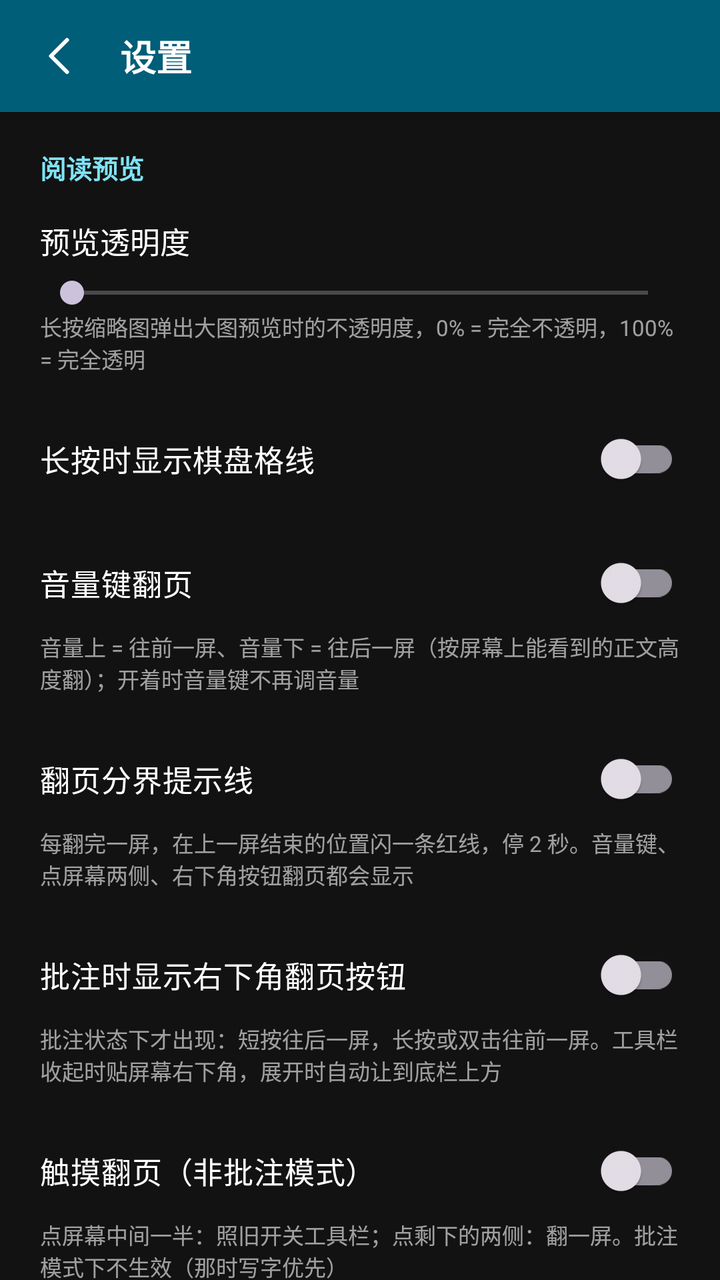
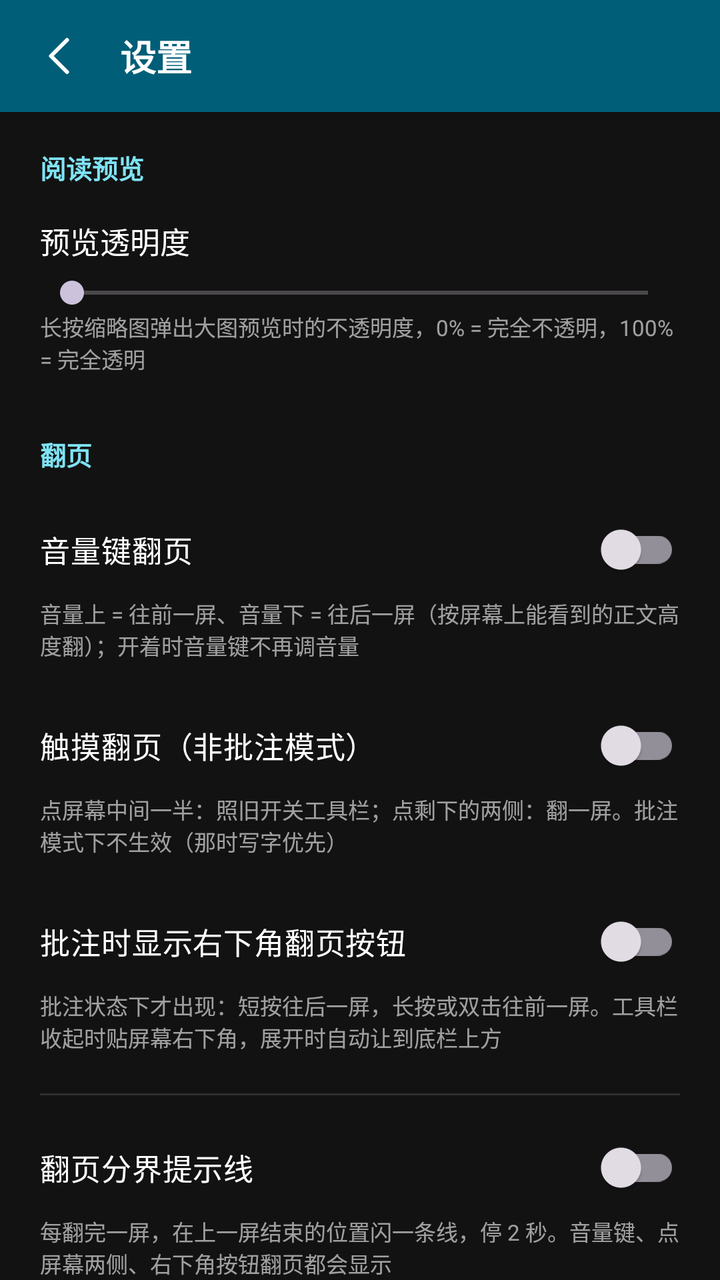

An Android layout rendered at two revisions. The XML below is the earlier revision; the diff shows what the commit changed to produce the second picture.
<!-- AndroidManifest.xml: activity theme Theme.PageHop.Settings -->
<!-- res/layout/activity_settings.xml -->
<?xml version="1.0" encoding="utf-8"?>
<LinearLayout xmlns:android="http://schemas.android.com/apk/res/android"
    android:id="@+id/settingsRoot"
    android:layout_width="match_parent"
    android:layout_height="match_parent"
    android:background="@color/reader_bg"
    android:orientation="vertical">

    <LinearLayout
        android:id="@+id/header"
        android:layout_width="match_parent"
        android:layout_height="56dp"
        android:background="@color/reader_bar"
        android:elevation="6dp"
        android:gravity="center_vertical"
        android:orientation="horizontal"
        android:paddingStart="8dp"
        android:paddingEnd="16dp">

        <ImageButton
            android:id="@+id/btnBack"
            android:layout_width="44dp"
            android:layout_height="44dp"
            android:background="?attr/selectableItemBackgroundBorderless"
            android:contentDescription="@string/back"
            android:scaleType="center"
            android:src="@drawable/ic_back" />

        <TextView
            android:id="@+id/tvTitle"
            android:layout_width="wrap_content"
            android:layout_height="wrap_content"
            android:layout_marginStart="8dp"
            android:text="@string/settings"
            android:textColor="#FFFFFFFF"
            android:textSize="18sp"
            android:textStyle="bold" />
    </LinearLayout>

    <ScrollView
        android:layout_width="match_parent"
        android:layout_height="0dp"
        android:layout_weight="1"
        android:clipToPadding="false"
        android:scrollbars="none">

        <LinearLayout
            android:id="@+id/content"
            android:layout_width="match_parent"
            android:layout_height="wrap_content"
            android:orientation="vertical"
            android:paddingStart="20dp"
            android:paddingTop="18dp"
            android:paddingEnd="20dp"
            android:paddingBottom="40dp">

            <TextView
                android:layout_width="wrap_content"
                android:layout_height="wrap_content"
                android:text="阅读预览"
                android:textColor="#FF7FE3F5"
                android:textSize="13sp"
                android:textStyle="bold" />

            <TextView
                android:id="@+id/tvAlpha"
                android:layout_width="match_parent"
                android:layout_height="wrap_content"
                android:layout_marginTop="16dp"
                android:text="预览透明度"
                android:textColor="#FFFFFFFF"
                android:textSize="15sp" />

            <SeekBar
                android:id="@+id/sbAlpha"
                android:layout_width="match_parent"
                android:layout_height="wrap_content"
                android:layout_marginTop="6dp" />

            <TextView
                android:layout_width="match_parent"
                android:layout_height="wrap_content"
                android:text="长按缩略图弹出大图预览时的不透明度，0% = 完全不透明，100% = 完全透明"
                android:textColor="#99FFFFFF"
                android:textSize="11sp" />

            <androidx.appcompat.widget.SwitchCompat
                android:id="@+id/swGrid"
                android:layout_width="match_parent"
                android:layout_height="wrap_content"
                android:layout_marginTop="18dp"
                android:paddingTop="6dp"
                android:paddingBottom="6dp"
                android:text="长按时显示棋盘格线"
                android:textColor="#FFFFFFFF"
                android:textSize="15sp" />

            <androidx.appcompat.widget.SwitchCompat
                android:id="@+id/swVolume"
                android:layout_width="match_parent"
                android:layout_height="wrap_content"
                android:layout_marginTop="14dp"
                android:paddingTop="6dp"
                android:paddingBottom="6dp"
                android:text="音量键翻页"
                android:textColor="#FFFFFFFF"
                android:textSize="15sp" />

            <TextView
                android:layout_width="match_parent"
                android:layout_height="wrap_content"
                android:text="音量上 = 往前一屏、音量下 = 往后一屏（按屏幕上能看到的正文高度翻）；开着时音量键不再调音量"
                android:textColor="#99FFFFFF"
                android:textSize="11sp" />

            
            <LinearLayout
                android:id="@+id/boxOverlap"
                android:layout_width="match_parent"
                android:layout_height="wrap_content"
                android:orientation="vertical"
                android:visibility="gone">

                <TextView
                    android:id="@+id/tvOverlap"
                    android:layout_width="match_parent"
                    android:layout_height="wrap_content"
                    android:layout_marginTop="12dp"
                    android:text="翻屏重叠：10%"
                    android:textColor="#FFFFFFFF"
                    android:textSize="15sp" />

                <SeekBar
                    android:id="@+id/sbOverlap"
                    android:layout_width="match_parent"
                    android:layout_height="wrap_content"
                    android:layout_marginTop="6dp" />

                <TextView
                    android:layout_width="match_parent"
                    android:layout_height="wrap_content"
                    android:text="翻一屏时上一屏保留多少在顶上，接着读不丢上下文。10% 大约两三行字，0% 正好紧接着翻"
                    android:textColor="#99FFFFFF"
                    android:textSize="11sp" />
            </LinearLayout>

            <androidx.appcompat.widget.SwitchCompat
                android:id="@+id/swFlipHint"
                android:layout_width="match_parent"
                android:layout_height="wrap_content"
                android:layout_marginTop="18dp"
                android:paddingTop="6dp"
                android:paddingBottom="6dp"
                android:text="翻页分界提示线"
                android:textColor="#FFFFFFFF"
                android:textSize="15sp" />

            <TextView
                android:layout_width="match_parent"
                android:layout_height="wrap_content"
                android:text="每翻完一屏，在上一屏结束的位置闪一条红线，停 2 秒。音量键、点屏幕两侧、右下角按钮翻页都会显示"
                android:textColor="#99FFFFFF"
                android:textSize="11sp" />

            <androidx.appcompat.widget.SwitchCompat
                android:id="@+id/swCorner"
                android:layout_width="match_parent"
                android:layout_height="wrap_content"
                android:layout_marginTop="18dp"
                android:paddingTop="6dp"
                android:paddingBottom="6dp"
                android:text="批注时显示右下角翻页按钮"
                android:textColor="#FFFFFFFF"
                android:textSize="15sp" />

            <TextView
                android:layout_width="match_parent"
                android:layout_height="wrap_content"
                android:text="批注状态下才出现：短按往后一屏，长按或双击往前一屏。工具栏收起时贴屏幕右下角，展开时自动让到底栏上方"
                android:textColor="#99FFFFFF"
                android:textSize="11sp" />

            <androidx.appcompat.widget.SwitchCompat
                android:id="@+id/swTapPaging"
                android:layout_width="match_parent"
                android:layout_height="wrap_content"
                android:layout_marginTop="18dp"
                android:paddingTop="6dp"
                android:paddingBottom="6dp"
                android:text="触摸翻页（非批注模式）"
                android:textColor="#FFFFFFFF"
                android:textSize="15sp" />

            <TextView
                android:layout_width="match_parent"
                android:layout_height="wrap_content"
                android:text="点屏幕中间一半：照旧开关工具栏；点剩下的两侧：翻一屏。批注模式下不生效（那时写字优先）"
                android:textColor="#99FFFFFF"
                android:textSize="11sp" />

            <androidx.appcompat.widget.SwitchCompat
                android:id="@+id/swTapHorizontal"
                android:layout_width="match_parent"
                android:layout_height="wrap_content"
                android:layout_marginStart="14dp"
                android:layout_marginTop="6dp"
                android:paddingTop="6dp"
                android:paddingBottom="6dp"
                android:text="左右翻页（关 = 上下翻页）"
                android:textColor="#FFFFFFFF"
                android:textSize="15sp"
                android:visibility="gone" />

            <TextView
                android:id="@+id/tvTapHorizontalHint"
                android:layout_width="match_parent"
                android:layout_height="wrap_content"
                android:layout_marginStart="14dp"
                android:text="开：点左边往前、点右边往后；关：点上边往前、点下边往后"
                android:textColor="#99FFFFFF"
                android:textSize="11sp"
                android:visibility="gone" />

            <TextView
                android:layout_width="wrap_content"
                android:layout_height="wrap_content"
                android:layout_marginTop="26dp"
                android:text="棋盘格线颜色"
                android:textColor="#FF7FE3F5"
                android:textSize="13sp"
                android:textStyle="bold" />

            <TextView
                android:layout_width="match_parent"
                android:layout_height="wrap_content"
                android:layout_marginTop="4dp"
                android:text="长按缩略图时，每个格子四周描这个颜色的线"
                android:textColor="#99FFFFFF"
                android:textSize="11sp" />

            <LinearLayout
                android:id="@+id/gridColorRow"
                android:layout_width="match_parent"
                android:layout_height="wrap_content"
                android:layout_marginTop="10dp"
                android:orientation="vertical" />

            <TextView
                android:layout_width="wrap_content"
                android:layout_height="wrap_content"
                android:layout_marginTop="26dp"
                android:text="界面配色"
                android:textColor="#FF7FE3F5"
                android:textSize="13sp"
                android:textStyle="bold" />

            <TextView
                android:layout_width="match_parent"
                android:layout_height="wrap_content"
                android:layout_marginTop="4dp"
                android:text="顶栏和底栏的颜色（正文颜色在阅读页的「颜色」里单独调）"
                android:textColor="#99FFFFFF"
                android:textSize="11sp" />

            <LinearLayout
                android:id="@+id/barColorRow"
                android:layout_width="match_parent"
                android:layout_height="wrap_content"
                android:layout_marginTop="10dp"
                android:orientation="vertical" />

            <TextView
                android:id="@+id/tvAbout"
                android:layout_width="match_parent"
                android:layout_height="wrap_content"
                android:layout_marginTop="36dp"
                android:gravity="center"
                android:textColor="#66FFFFFF"
                android:textSize="11sp" />
        </LinearLayout>
    </ScrollView>
</LinearLayout>
<!-- resources referenced by this layout -->
<resources>
  <color name="reader_bar">#FF005E78</color>
  <color name="reader_bg">#121212</color>
  <!-- drawable ic_back (drawable) -->
  <?xml version="1.0" encoding="utf-8"?>
  <vector xmlns:android="http://schemas.android.com/apk/res/android"
      android:width="24dp"
      android:height="24dp"
      android:viewportWidth="24"
      android:viewportHeight="24">
      <path
          android:fillColor="#00000000"
          android:pathData="M15.5,4 L7.5,12 L15.5,20"
          android:strokeColor="#FFFFFFFF"
          android:strokeLineCap="round"
          android:strokeLineJoin="round"
          android:strokeWidth="2" />
  </vector>
  <string name="back">返回</string>
  <string name="settings">设置</string>
  <style name="Theme.PageHop.Settings" parent="Theme.Material3.Dark.NoActionBar">
          <item name="android:windowBackground">@color/reader_bg</item>
          <item name="colorPrimary">@color/brand</item>
          <item name="colorOnPrimary">@color/brand_on</item>
      </style>
  <color name="brand">#44685F</color>
  <color name="brand_on">#FFFFFF</color>
</resources>

<!-- the commit's change to res/layout/activity_settings.xml (unified diff, before → after) -->
@@ -54,6 +54,7 @@
             android:paddingEnd="20dp"
             android:paddingBottom="40dp">
 
+            
             <TextView
                 android:layout_width="wrap_content"
                 android:layout_height="wrap_content"
@@ -84,16 +85,15 @@
                 android:textColor="#99FFFFFF"
                 android:textSize="11sp" />
 
-            <androidx.appcompat.widget.SwitchCompat
-                android:id="@+id/swGrid"
-                android:layout_width="match_parent"
-                android:layout_height="wrap_content"
-                android:layout_marginTop="18dp"
-                android:paddingTop="6dp"
-                android:paddingBottom="6dp"
-                android:text="长按时显示棋盘格线"
-                android:textColor="#FFFFFFFF"
-                android:textSize="15sp" />
+            
+            <TextView
+                android:layout_width="wrap_content"
+                android:layout_height="wrap_content"
+                android:layout_marginTop="30dp"
+                android:text="翻页"
+                android:textColor="#FF7FE3F5"
+                android:textSize="13sp"
+                android:textStyle="bold" />
 
             <androidx.appcompat.widget.SwitchCompat
                 android:id="@+id/swVolume"
@@ -145,42 +145,6 @@
             </LinearLayout>
 
             <androidx.appcompat.widget.SwitchCompat
-                android:id="@+id/swFlipHint"
-                android:layout_width="match_parent"
-                android:layout_height="wrap_content"
-                android:layout_marginTop="18dp"
-                android:paddingTop="6dp"
-                android:paddingBottom="6dp"
-                android:text="翻页分界提示线"
-                android:textColor="#FFFFFFFF"
-                android:textSize="15sp" />
-
-            <TextView
-                android:layout_width="match_parent"
-                android:layout_height="wrap_content"
-                android:text="每翻完一屏，在上一屏结束的位置闪一条红线，停 2 秒。音量键、点屏幕两侧、右下角按钮翻页都会显示"
-                android:textColor="#99FFFFFF"
-                android:textSize="11sp" />
-
-            <androidx.appcompat.widget.SwitchCompat
-                android:id="@+id/swCorner"
-                android:layout_width="match_parent"
-                android:layout_height="wrap_content"
-                android:layout_marginTop="18dp"
-                android:paddingTop="6dp"
-                android:paddingBottom="6dp"
-                android:text="批注时显示右下角翻页按钮"
-                android:textColor="#FFFFFFFF"
-                android:textSize="15sp" />
-
-            <TextView
-                android:layout_width="match_parent"
-                android:layout_height="wrap_content"
-                android:text="批注状态下才出现：短按往后一屏，长按或双击往前一屏。工具栏收起时贴屏幕右下角，展开时自动让到底栏上方"
-                android:textColor="#99FFFFFF"
-                android:textSize="11sp" />
-
-            <androidx.appcompat.widget.SwitchCompat
                 android:id="@+id/swTapPaging"
                 android:layout_width="match_parent"
                 android:layout_height="wrap_content"
@@ -221,19 +185,141 @@
                 android:textSize="11sp"
                 android:visibility="gone" />
 
+            <androidx.appcompat.widget.SwitchCompat
+                android:id="@+id/swCorner"
+                android:layout_width="match_parent"
+                android:layout_height="wrap_content"
+                android:layout_marginTop="18dp"
+                android:paddingTop="6dp"
+                android:paddingBottom="6dp"
+                android:text="批注时显示右下角翻页按钮"
+                android:textColor="#FFFFFFFF"
+                android:textSize="15sp" />
+
+            <TextView
+                android:layout_width="match_parent"
+                android:layout_height="wrap_content"
+                android:text="批注状态下才出现：短按往后一屏，长按或双击往前一屏。工具栏收起时贴屏幕右下角，展开时自动让到底栏上方"
+                android:textColor="#99FFFFFF"
+                android:textSize="11sp" />
+
+            
+            <View
+                android:layout_width="match_parent"
+                android:layout_height="1dp"
+                android:layout_marginTop="20dp"
+                android:background="#1FFFFFFF" />
+
+            <androidx.appcompat.widget.SwitchCompat
+                android:id="@+id/swFlipHint"
+                android:layout_width="match_parent"
+                android:layout_height="wrap_content"
+                android:layout_marginTop="12dp"
+                android:paddingTop="6dp"
+                android:paddingBottom="6dp"
+                android:text="翻页分界提示线"
+                android:textColor="#FFFFFFFF"
+                android:textSize="15sp" />
+
+            <TextView
+                android:layout_width="match_parent"
+                android:layout_height="wrap_content"
+                android:text="每翻完一屏，在上一屏结束的位置闪一条线，停 2 秒。音量键、点屏幕两侧、右下角按钮翻页都会显示"
+                android:textColor="#99FFFFFF"
+                android:textSize="11sp" />
+
+            
+            <LinearLayout
+                android:id="@+id/boxHintStyle"
+                android:layout_width="match_parent"
+                android:layout_height="wrap_content"
+                android:orientation="vertical">
+
+                <TextView
+                    android:id="@+id/tvHintInset"
+                    android:layout_width="match_parent"
+                    android:layout_height="wrap_content"
+                    android:layout_marginTop="12dp"
+                    android:text="左右留白：2%"
+                    android:textColor="#FFFFFFFF"
+                    android:textSize="15sp" />
+
+                <SeekBar
+                    android:id="@+id/sbHintInset"
+                    android:layout_width="match_parent"
+                    android:layout_height="wrap_content"
+                    android:layout_marginTop="6dp" />
+
+                <TextView
+                    android:id="@+id/tvHintAlpha"
+                    android:layout_width="match_parent"
+                    android:layout_height="wrap_content"
+                    android:layout_marginTop="12dp"
+                    android:text="不透明度：100%"
+                    android:textColor="#FFFFFFFF"
+                    android:textSize="15sp" />
+
+                <SeekBar
+                    android:id="@+id/sbHintAlpha"
+                    android:layout_width="match_parent"
+                    android:layout_height="wrap_content"
+                    android:layout_marginTop="6dp" />
+
+                <TextView
+                    android:id="@+id/tvHintWidth"
+                    android:layout_width="match_parent"
+                    android:layout_height="wrap_content"
+                    android:layout_marginTop="12dp"
+                    android:text="粗细：3dp"
+                    android:textColor="#FFFFFFFF"
+                    android:textSize="15sp" />
+
+                <SeekBar
+                    android:id="@+id/sbHintWidth"
+                    android:layout_width="match_parent"
+                    android:layout_height="wrap_content"
+                    android:layout_marginTop="6dp" />
+
+                <TextView
+                    android:layout_width="match_parent"
+                    android:layout_height="wrap_content"
+                    android:layout_marginTop="14dp"
+                    android:text="线条颜色"
+                    android:textColor="#FFFFFFFF"
+                    android:textSize="15sp" />
+
+                <LinearLayout
+                    android:id="@+id/hintColorRow"
+                    android:layout_width="match_parent"
+                    android:layout_height="wrap_content"
+                    android:layout_marginTop="10dp"
+                    android:orientation="vertical" />
+            </LinearLayout>
+
+            
             <TextView
                 android:layout_width="wrap_content"
                 android:layout_height="wrap_content"
-                android:layout_marginTop="26dp"
-                android:text="棋盘格线颜色"
+                android:layout_marginTop="30dp"
+                android:text="缩略图"
                 android:textColor="#FF7FE3F5"
                 android:textSize="13sp"
                 android:textStyle="bold" />
 
-            <TextView
-                android:layout_width="match_parent"
-                android:layout_height="wrap_content"
-                android:layout_marginTop="4dp"
+            <androidx.appcompat.widget.SwitchCompat
+                android:id="@+id/swGrid"
+                android:layout_width="match_parent"
+                android:layout_height="wrap_content"
+                android:layout_marginTop="14dp"
+                android:paddingTop="6dp"
+                android:paddingBottom="6dp"
+                android:text="长按时显示棋盘格线"
+                android:textColor="#FFFFFFFF"
+                android:textSize="15sp" />
+
+            <TextView
+                android:layout_width="match_parent"
+                android:layout_height="wrap_content"
                 android:text="长按缩略图时，每个格子四周描这个颜色的线"
                 android:textColor="#99FFFFFF"
                 android:textSize="11sp" />
@@ -245,6 +331,7 @@
                 android:layout_marginTop="10dp"
                 android:orientation="vertical" />
 
+            
             <TextView
                 android:layout_width="wrap_content"
                 android:layout_height="wrap_content"
